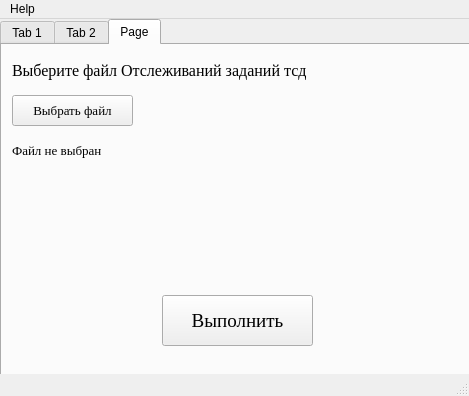
Before: the Qt Designer form untitled.ui in MikhailFrushkin/Storage-programs, drawn with Qt 5.
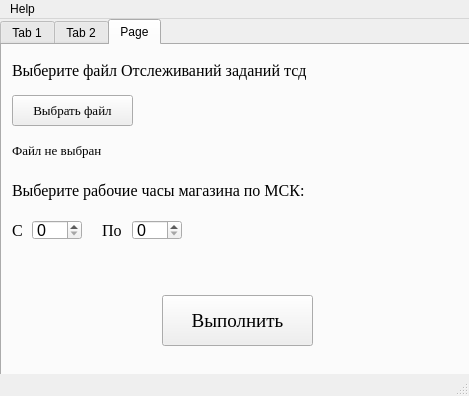
After: the same form once the commit is applied.

What changed in the file:
```diff
--- a/untitled.ui
+++ b/untitled.ui
@@ -493,6 +493,106 @@
        <enum>Qt::AutoText</enum>
       </property>
      </widget>
+     <widget class="QLabel" name="label_11">
+      <property name="geometry">
+       <rect>
+        <x>10</x>
+        <y>130</y>
+        <width>301</width>
+        <height>31</height>
+       </rect>
+      </property>
+      <property name="font">
+       <font>
+        <family>Times New Roman</family>
+        <pointsize>12</pointsize>
+       </font>
+      </property>
+      <property name="text">
+       <string>Выберите рабочие часы магазина по МСК:</string>
+      </property>
+      <property name="textFormat">
+       <enum>Qt::AutoText</enum>
+      </property>
+     </widget>
+     <widget class="QLabel" name="label_12">
+      <property name="geometry">
+       <rect>
+        <x>10</x>
+        <y>170</y>
+        <width>31</width>
+        <height>31</height>
+       </rect>
+      </property>
+      <property name="font">
+       <font>
+        <family>Times New Roman</family>
+        <pointsize>12</pointsize>
+       </font>
+      </property>
+      <property name="text">
+       <string>С </string>
+      </property>
+      <property name="textFormat">
+       <enum>Qt::AutoText</enum>
+      </property>
+     </widget>
+     <widget class="QLabel" name="label_13">
+      <property name="geometry">
+       <rect>
+        <x>100</x>
+        <y>170</y>
+        <width>31</width>
+        <height>31</height>
+       </rect>
+      </property>
+      <property name="font">
+       <font>
+        <family>Times New Roman</family>
+        <pointsize>12</pointsize>
+       </font>
+      </property>
+      <property name="text">
+       <string>По</string>
+      </property>
+      <property name="textFormat">
+       <enum>Qt::AutoText</enum>
+      </property>
+     </widget>
+     <widget class="QSpinBox" name="spinBox">
+      <property name="geometry">
+       <rect>
+        <x>30</x>
+        <y>175</y>
+        <width>50</width>
+        <height>20</height>
+       </rect>
+      </property>
+      <property name="font">
+       <font>
+        <pointsize>12</pointsize>
+        <weight>50</weight>
+        <bold>false</bold>
+       </font>
+      </property>
+     </widget>
+     <widget class="QSpinBox" name="spinBox_2">
+      <property name="geometry">
+       <rect>
+        <x>130</x>
+        <y>175</y>
+        <width>50</width>
+        <height>20</height>
+       </rect>
+      </property>
+      <property name="font">
+       <font>
+        <pointsize>12</pointsize>
+        <weight>50</weight>
+        <bold>false</bold>
+       </font>
+      </property>
+     </widget>
     </widget>
    </widget>
   </widget>
```
